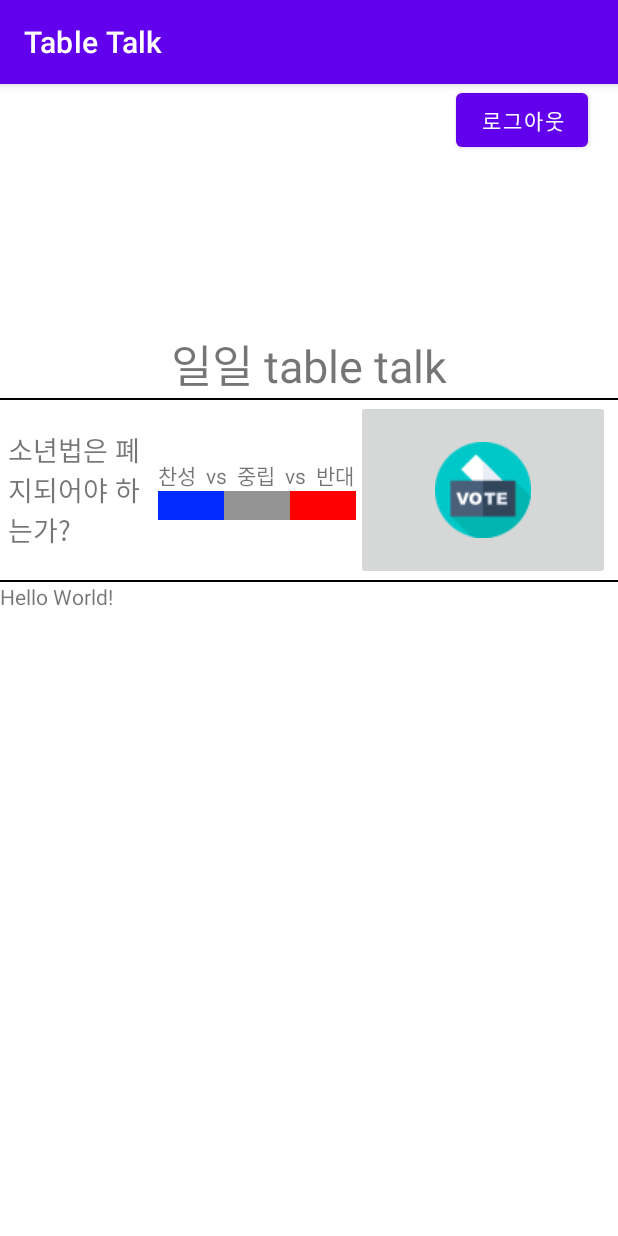
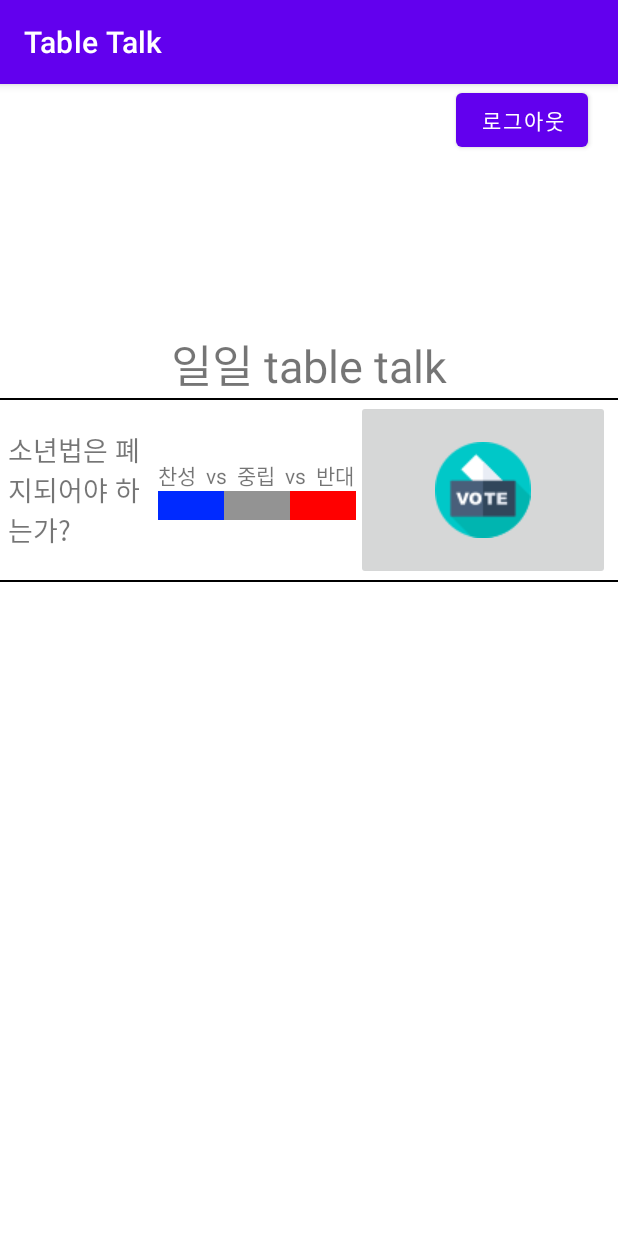
Before and after one commit to rladydgn/discussapp, an Android app: the MainActivity screen opened directly, with no data from a screen before it, on a phone screen of 412 x 824 dp. Run offline under Robolectric (Android 15) with nearby library versions, the phone set to English and light mode, and no system bars; our stand-ins replace Firebase (no records; nobody signed in at launch, a user with empty details on screens opened directly).

```diff
--- a/app/src/main/java/com/example/finalproject/DayTalkActivity.java
+++ b/app/src/main/java/com/example/finalproject/DayTalkActivity.java
@@ -167,7 +167,6 @@ public class DayTalkActivity extends AppCompatActivity implements View.OnClickLi
                         orderRef.orderByChild("comment/timeOrder");
                         ref.setValue(comment);
 
-
                         return true;
                     }
                 }
@@ -176,18 +175,18 @@ public class DayTalkActivity extends AppCompatActivity implements View.OnClickLi
         });
     } // end of onCreate
 
-    @Override
+/*    @Override
     protected void onStart() {
         super.onStart();
 
         updateUI();
-    }
+    }*/
 
     // 댓글 양식
     private TextView setTextView(String text) {
 
         // 엔터 누르면 텍스트 하나 생성하고 댓글창에 텍스트 추가, firebase에 저장
-        Log.d(TAG, "test success");
+        Log.d(TAG,  "test success");
         // 텍스트뷰 생성
         TextView text1 = new TextView(getApplicationContext());
         int sp = spToPx(8);
@@ -242,8 +241,8 @@ public class DayTalkActivity extends AppCompatActivity implements View.OnClickLi
     }
 
 
-    private void updateUI() {
-    }
+    /*private void updateUI() {
+    }*/
 
     private int dpToPx(int dp) {
         Resources resources = this.getResources();
--- a/app/src/main/java/com/example/finalproject/MainActivity.java
+++ b/app/src/main/java/com/example/finalproject/MainActivity.java
@@ -25,7 +25,6 @@ import java.util.Map;
 
 public class MainActivity extends AppCompatActivity {
 
-    private TextView textEdit;
     // 투표율
     private TextView dayYes, dayMiddle, dayNo, topic;
     private TextView nickText;
@@ -49,7 +48,6 @@ public class MainActivity extends AppCompatActivity {
         signUpActivity.finish();*/
 
         // textView
-        textEdit = (TextView) findViewById(R.id.textEdit);
         topic = (TextView) findViewById(R.id.topic);
         // 투표율 100dp 기준 3등분 배분
         dayYes = (TextView) findViewById(R.id.dayYes);
--- a/app/src/main/res/layout/activity_main.xml
+++ b/app/src/main/res/layout/activity_main.xml
@@ -118,10 +118,4 @@
         android:layout_width="match_parent"
         android:layout_height="1dp"/>
 
-    <TextView
-        android:id="@+id/textEdit"
-        android:layout_width="wrap_content"
-        android:layout_height="wrap_content"
-        android:text="Hello World!" />
-
 </LinearLayout>
```
